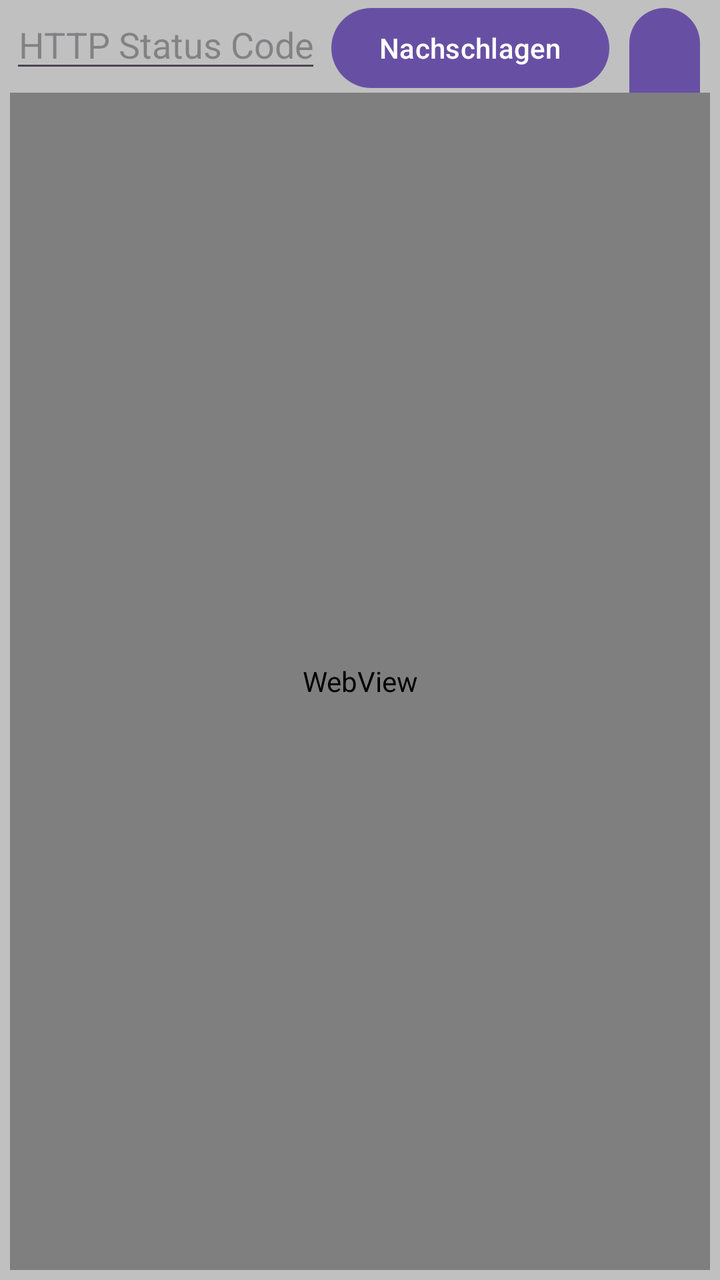
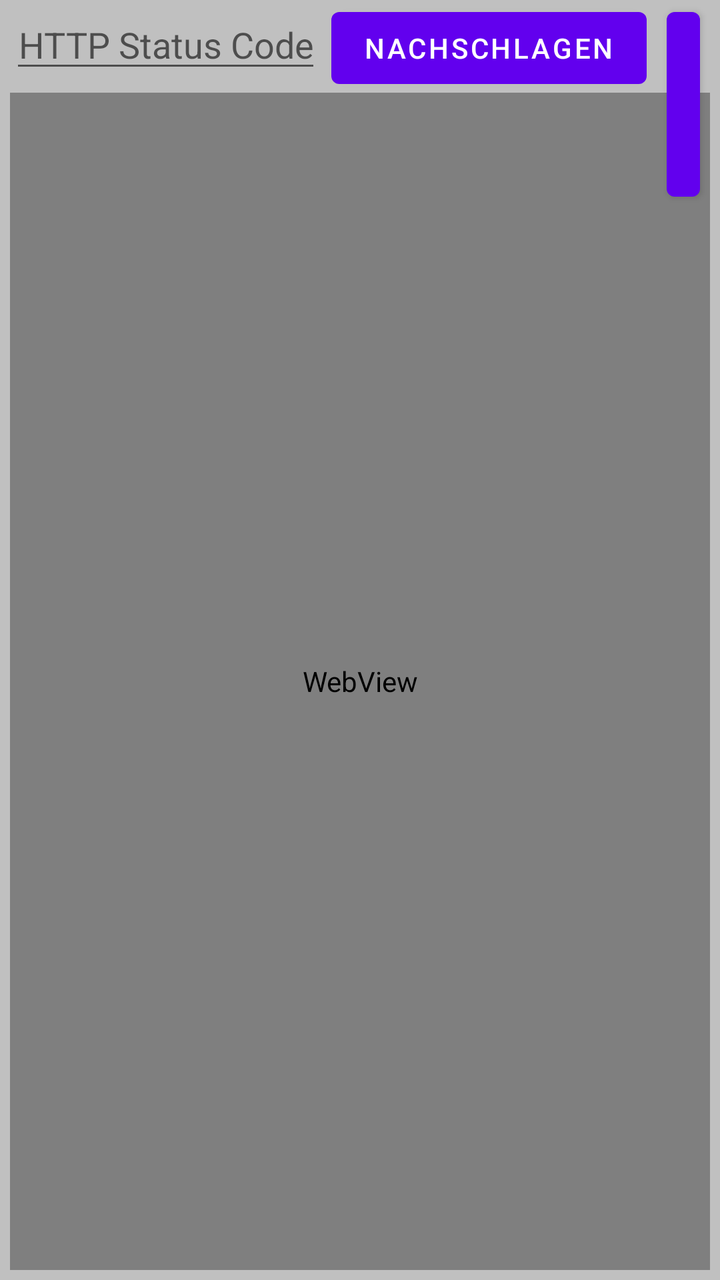

The first picture is an Android layout as it rendered before a commit; the second is the same layout after the commit. The layout source and the unified diff follow.
<!-- AndroidManifest.xml: application theme Theme.WebViewDemo -->
<!-- res/layout/activity_main.xml -->
<RelativeLayout
    xmlns:android="http://schemas.android.com/apk/res/android"
    xmlns:tools="http://schemas.android.com/tools"
    android:layout_width="match_parent"
    android:layout_height="match_parent"
    android:background="#C0C0C0"
    android:fitsSystemWindows="true"
    tools:context=".MainActivity">

    <EditText
        android:id="@+id/editTextNumber"
        android:layout_width="wrap_content"
        android:layout_height="wrap_content"
        android:layout_alignParentTop="true"
        android:hint="@string/edittext_statuscode"
        android:inputType="number"
        android:maxLength="3"
        android:gravity="center"
        android:layout_marginLeft="5dp"
        android:layout_marginRight="5dp" />


    <Button
        android:id="@+id/nachschlagenButton"
        android:layout_width="wrap_content"
        android:layout_height="wrap_content"
        android:layout_alignParentTop="true"
        android:layout_marginBottom="5dp"
        android:layout_marginRight="10dp"
        android:layout_toRightOf="@id/editTextNumber"
        android:text="@string/button_nachschlagen"
        android:onClick="onNachschlagenButton" />

    <Button
        android:id="@+id/hilfeButton"
        android:layout_width="wrap_content"
        android:layout_height="wrap_content"
        android:layout_alignParentTop="true"
        android:layout_alignParentRight="true"
        android:layout_marginBottom="5dp"
        android:layout_marginRight="10dp"
        android:layout_toRightOf="@id/nachschlagenButton"
        android:text="@string/button_hilfe"
        android:onClick="onHilfeButton" />

    <WebView
        android:id="@+id/webview1"
        android:layout_width="match_parent"
        android:layout_height="wrap_content"
        android:layout_alignParentBottom="true"
        android:layout_margin="5dp"
        android:layout_below="@id/editTextNumber" />

</RelativeLayout>
<!-- resources referenced by this layout -->
<resources>
  <string name="button_hilfe">Hilfe</string>
  <string name="button_nachschlagen">Nachschlagen</string>
  <string name="edittext_statuscode">HTTP Status Code</string>
  <style name="Theme.WebViewDemo" parent="Base.Theme.WebViewDemo" />
  <style name="Base.Theme.WebViewDemo" parent="Theme.Material3.DayNight.NoActionBar">
          
          
      </style>
</resources>

<!-- the commit's change to res/layout/activity_main.xml (unified diff, before → after) -->
@@ -4,7 +4,7 @@
     android:layout_width="match_parent"
     android:layout_height="match_parent"
     android:background="#C0C0C0"
-    android:fitsSystemWindows="true"
+    android:layout_marginTop="25dp"
     tools:context=".MainActivity">
 
     <EditText
@@ -18,7 +18,6 @@
         android:gravity="center"
         android:layout_marginLeft="5dp"
         android:layout_marginRight="5dp" />
-
 
     <Button
         android:id="@+id/nachschlagenButton"
<!-- resource entries referenced after the edit -->
@@ -3,10 +3,24 @@
   <string name="button_hilfe">Hilfe</string>
   <string name="button_nachschlagen">Nachschlagen</string>
   <string name="edittext_statuscode">HTTP Status Code</string>
-  <style name="Theme.WebViewDemo" parent="Base.Theme.WebViewDemo" />
-  <style name="Base.Theme.WebViewDemo" parent="Theme.Material3.DayNight.NoActionBar">
+  <style name="Theme.WebViewDemo" parent="Theme.MaterialComponents.DayNight.DarkActionBar">
           
+          <item name="colorPrimary">@color/purple_500</item>
+          <item name="colorPrimaryVariant">@color/purple_700</item>
+          <item name="colorOnPrimary">@color/white</item>
+          
+          <item name="colorSecondary">@color/teal_200</item>
+          <item name="colorSecondaryVariant">@color/teal_700</item>
+          <item name="colorOnSecondary">@color/black</item>
+          
+          <item name="android:statusBarColor">?attr/colorPrimaryVariant</item>
           
       </style>
+  <color name="purple_500">#FF6200EE</color>
+  <color name="purple_700">#FF3700B3</color>
+  <color name="white">#FFFFFFFF</color>
+  <color name="teal_200">#FF03DAC5</color>
+  <color name="teal_700">#FF018786</color>
+  <color name="black">#FF000000</color>
 </resources>
 
